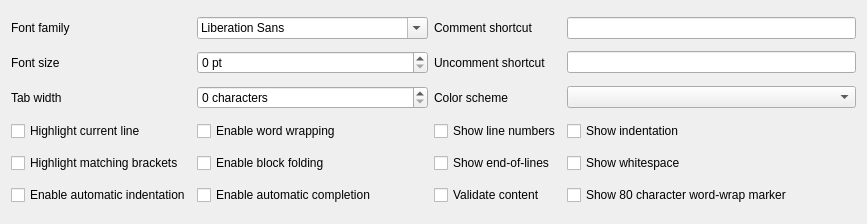
smathot/QProgEdit, file QProgEdit/ui/prefsWidget.ui: the form before one commit.
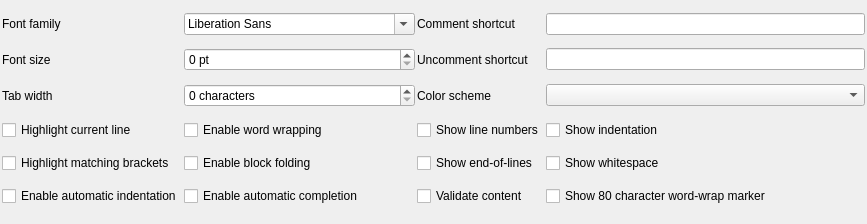
The form after the commit.

Commit message: Many improvements - Reduced layout spacing - More sensible key bindings - Run button and execute signal - Bump to 3.0.0~pre2

What changed in the file:
```diff
--- a/QProgEdit/ui/prefsWidget.ui
+++ b/QProgEdit/ui/prefsWidget.ui
@@ -17,6 +17,12 @@
    <bool>true</bool>
   </property>
   <layout class="QGridLayout" name="gridLayout">
+   <property name="margin">
+    <number>2</number>
+   </property>
+   <property name="spacing">
+    <number>2</number>
+   </property>
    <item row="4" column="1">
     <widget class="QCheckBox" name="checkBoxWordWrap">
      <property name="text">
```
The commit also changes 10 other files.
